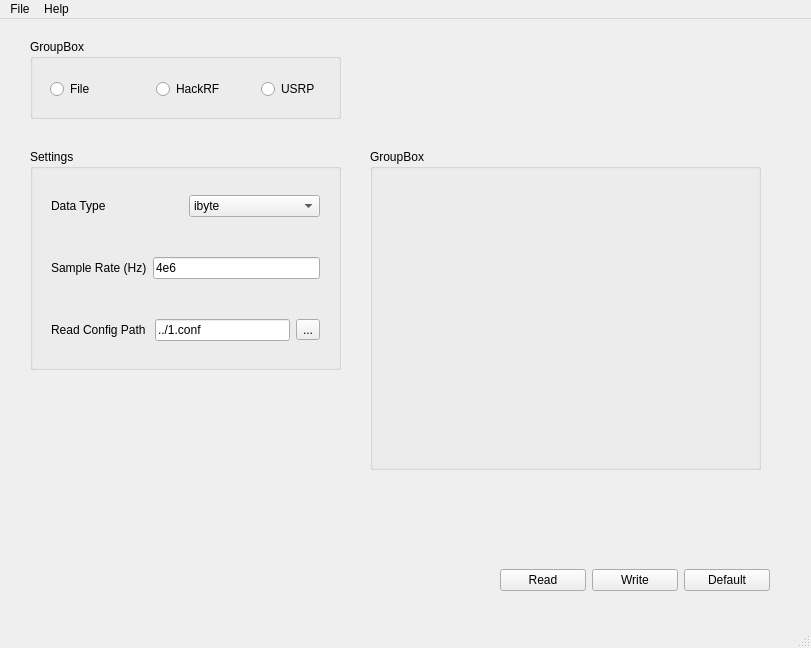
Qt form UI/sdr_windows.ui (jiachen1119/sdr_config) before a commit.
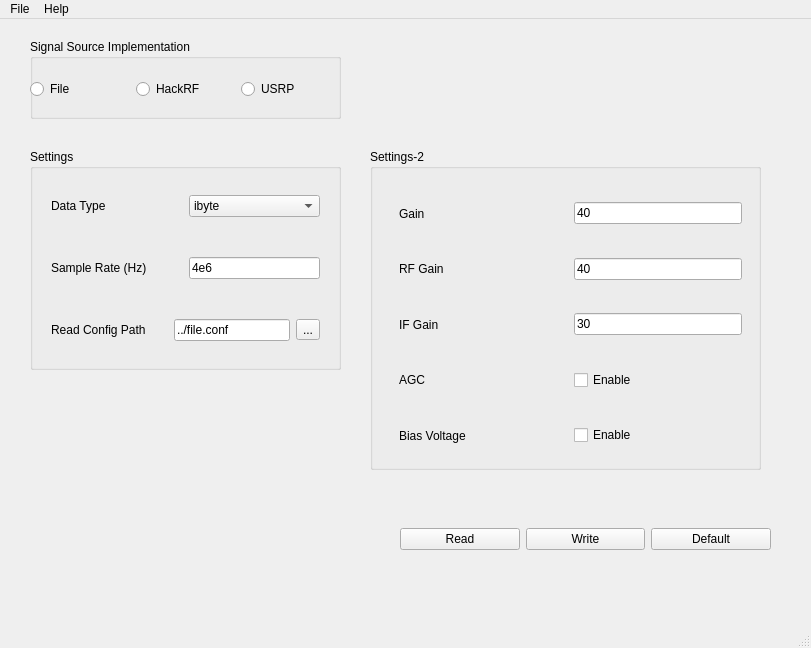
The same form after that commit. The open tabs and pages were chosen to show the change.

Patch:
```diff
--- a/UI/sdr_windows.ui
+++ b/UI/sdr_windows.ui
@@ -92,7 +92,7 @@
      </item>
      <item>
       <widget class="QWidget" name="widget" native="true">
-       <layout class="QHBoxLayout" name="horizontalLayout_4">
+       <layout class="QHBoxLayout" name="horizontalLayout_4" stretch="1,1">
         <item>
          <widget class="QLabel" name="label_2">
           <property name="text">
@@ -115,7 +115,7 @@
      </item>
      <item>
       <widget class="QWidget" name="widget_3" native="true">
-       <layout class="QHBoxLayout" name="horizontalLayout_5">
+       <layout class="QHBoxLayout" name="horizontalLayout_5" stretch="3,3,1">
         <item>
          <widget class="QLabel" name="label_3">
           <property name="text">
@@ -126,7 +126,7 @@
         <item>
          <widget class="QLineEdit" name="lineEdit_2">
           <property name="text">
-           <string>../1.conf</string>
+           <string>../file.conf</string>
           </property>
          </widget>
         </item>
@@ -167,10 +167,10 @@
    <widget class="QWidget" name="widget_4" native="true">
     <property name="geometry">
      <rect>
-      <x>500</x>
-      <y>540</y>
-      <width>270</width>
-      <height>43</height>
+      <x>400</x>
+      <y>490</y>
+      <width>371</width>
+      <height>61</height>
      </rect>
     </property>
     <layout class="QHBoxLayout" name="horizontalLayout_6">
@@ -207,18 +207,18 @@
      </rect>
     </property>
     <property name="title">
-     <string>GroupBox</string>
+     <string>Signal Source Implementation</string>
     </property>
     <widget class="QWidget" name="widget_5" native="true">
      <property name="geometry">
       <rect>
-       <x>20</x>
+       <x>0</x>
        <y>30</y>
        <width>311</width>
        <height>41</height>
       </rect>
      </property>
-     <layout class="QHBoxLayout" name="horizontalLayout_7">
+     <layout class="QHBoxLayout" name="horizontalLayout_7" stretch="1,1,1">
       <item>
        <widget class="QRadioButton" name="radioButtonFile">
         <property name="text">
@@ -253,7 +253,7 @@
      </rect>
     </property>
     <property name="title">
-     <string>GroupBox</string>
+     <string>Settings-2</string>
     </property>
     <widget class="QStackedWidget" name="stackedWidget">
      <property name="geometry">
@@ -267,8 +267,181 @@
      <property name="currentIndex">
       <number>0</number>
      </property>
-     <widget class="QWidget" name="page"/>
-     <widget class="QWidget" name="page_2"/>
+     <widget class="QWidget" name="page">
+      <widget class="QWidget" name="widget_6" native="true">
+       <property name="geometry">
+        <rect>
+         <x>10</x>
+         <y>10</y>
+         <width>351</width>
+         <height>43</height>
+        </rect>
+       </property>
+       <layout class="QHBoxLayout" name="horizontalLayout_8">
+        <item>
+         <widget class="QLabel" name="label_4">
+          <property name="text">
+           <string>Raw Signal File Path</string>
+          </property>
+         </widget>
+        </item>
+        <item>
+         <widget class="QLineEdit" name="lineEdit_3"/>
+        </item>
+        <item>
+         <widget class="QToolButton" name="toolButton">
+          <property name="text">
+           <string>...</string>
+          </property>
+         </widget>
+        </item>
+       </layout>
+      </widget>
+     </widget>
+     <widget class="QWidget" name="page_2">
+      <widget class="QWidget" name="">
+       <property name="geometry">
+        <rect>
+         <x>10</x>
+         <y>10</y>
+         <width>361</width>
+         <height>271</height>
+        </rect>
+       </property>
+       <layout class="QVBoxLayout" name="verticalLayout_2">
+        <item>
+         <widget class="QWidget" name="widget_7" native="true">
+          <layout class="QHBoxLayout" name="horizontalLayout_9" stretch="1,1">
+           <item>
+            <widget class="QLabel" name="label_5">
+             <property name="text">
+              <string>Gain</string>
+             </property>
+            </widget>
+           </item>
+           <item>
+            <widget class="QLineEdit" name="lineEdit_gain">
+             <property name="maximumSize">
+              <size>
+               <width>296</width>
+               <height>16777215</height>
+              </size>
+             </property>
+             <property name="text">
+              <string>40</string>
+             </property>
+             <property name="clearButtonEnabled">
+              <bool>false</bool>
+             </property>
+            </widget>
+           </item>
+          </layout>
+         </widget>
+        </item>
+        <item>
+         <widget class="QWidget" name="widget_8" native="true">
+          <layout class="QHBoxLayout" name="horizontalLayout_10" stretch="1,1">
+           <item>
+            <widget class="QLabel" name="label_6">
+             <property name="text">
+              <string>RF Gain</string>
+             </property>
+            </widget>
+           </item>
+           <item>
+            <widget class="QLineEdit" name="lineEdit_rf">
+             <property name="maximumSize">
+              <size>
+               <width>296</width>
+               <height>16777215</height>
+              </size>
+             </property>
+             <property name="text">
+              <string>40</string>
+             </property>
+             <property name="clearButtonEnabled">
+              <bool>false</bool>
+             </property>
+            </widget>
+           </item>
+          </layout>
+         </widget>
+        </item>
+        <item>
+         <widget class="QWidget" name="widget_9" native="true">
+          <layout class="QHBoxLayout" name="horizontalLayout_11" stretch="1,1">
+           <item>
+            <widget class="QLabel" name="label_7">
+             <property name="text">
+              <string>IF Gain</string>
+             </property>
+            </widget>
+           </item>
+           <item>
+            <widget class="QLineEdit" name="lineEdit_if">
+             <property name="maximumSize">
+              <size>
+               <width>296</width>
+               <height>16777215</height>
+              </size>
+             </property>
+             <property name="text">
+              <string>30</string>
+             </property>
+             <property name="clearButtonEnabled">
+              <bool>false</bool>
+             </property>
+            </widget>
+           </item>
+          </layout>
+         </widget>
+        </item>
+        <item>
+         <widget class="QWidget" name="widget_10" native="true">
+          <layout class="QHBoxLayout" name="horizontalLayout_12" stretch="1,1">
+           <item>
+            <widget class="QLabel" name="label_8">
+             <property name="text">
+              <string>AGC</string>
+             </property>
+            </widget>
+           </item>
+           <item>
+            <widget class="QCheckBox" name="checkBox_agc">
+             <property name="text">
+              <string>Enable</string>
+             </property>
+            </widget>
+           </item>
+          </layout>
+         </widget>
+        </item>
+        <item>
+         <widget class="QWidget" name="widget_11" native="true">
+          <layout class="QHBoxLayout" name="horizontalLayout_13" stretch="1,1">
+           <item>
+            <widget class="QLabel" name="label_9">
+             <property name="text">
+              <string>Bias Voltage</string>
+             </property>
+            </widget>
+           </item>
+           <item>
+            <widget class="QCheckBox" name="checkBox_bias">
+             <property name="text">
+              <string>Enable</string>
+             </property>
+             <property name="tristate">
+              <bool>false</bool>
+             </property>
+            </widget>
+           </item>
+          </layout>
+         </widget>
+        </item>
+       </layout>
+      </widget>
+     </widget>
     </widget>
    </widget>
   </widget>
```
Left out of the diff: 6 changed lines with no effect on the pictures.
